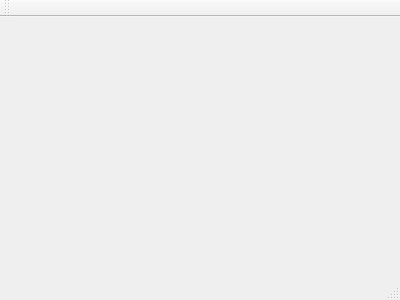
The window that mainwindow.ui (kncrabtree/nicerohms) describes before a commit, drawn with Qt 5.
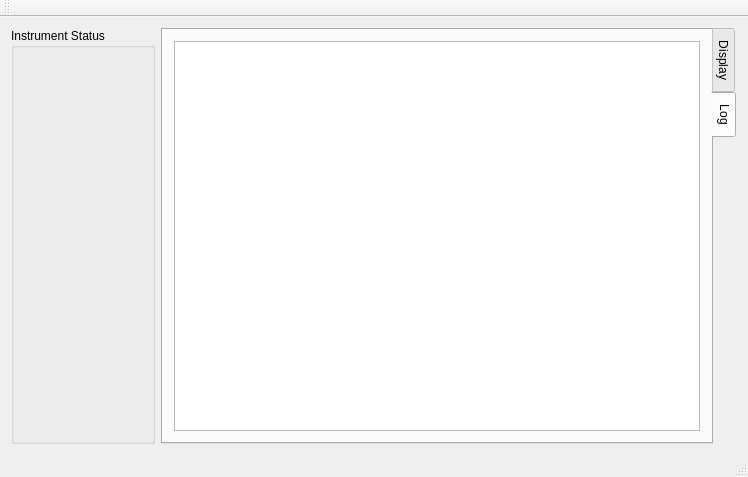
The same window after the commit.

```diff
--- a/mainwindow.ui
+++ b/mainwindow.ui
@@ -1,24 +1,78 @@
 <ui version="4.0">
  <class>MainWindow</class>
- <widget class="QMainWindow" name="MainWindow" >
-  <property name="geometry" >
+ <widget class="QMainWindow" name="MainWindow">
+  <property name="geometry">
    <rect>
     <x>0</x>
     <y>0</y>
-    <width>400</width>
-    <height>300</height>
+    <width>748</width>
+    <height>477</height>
    </rect>
   </property>
   <property name="windowTitle" >
    <string>MainWindow</string>
   </property>
-  <widget class="QMenuBar" name="menuBar" />
-  <widget class="QToolBar" name="mainToolBar" />
-  <widget class="QWidget" name="centralWidget" />
-  <widget class="QStatusBar" name="statusBar" />
+  <widget class="QWidget" name="centralWidget">
+   <layout class="QHBoxLayout" name="horizontalLayout" stretch="1,4">
+    <item>
+     <widget class="QGroupBox" name="statusBox">
+      <property name="title">
+       <string>Instrument Status</string>
+      </property>
+     </widget>
+    </item>
+    <item>
+     <widget class="QTabWidget" name="tabWidget">
+      <property name="tabPosition">
+       <enum>QTabWidget::East</enum>
+      </property>
+      <property name="currentIndex">
+       <number>1</number>
+      </property>
+      <widget class="QWidget" name="displayTab">
+       <attribute name="title">
+        <string>Display</string>
+       </attribute>
+      </widget>
+      <widget class="QWidget" name="logTab">
+       <attribute name="title">
+        <string>Log</string>
+       </attribute>
+       <layout class="QVBoxLayout" name="verticalLayout">
+        <item>
+         <widget class="QTextEdit" name="logTextEdit">
+          <property name="readOnly">
+           <bool>true</bool>
+          </property>
+         </widget>
+        </item>
+       </layout>
+      </widget>
+     </widget>
+    </item>
+   </layout>
+  </widget>
+  <widget class="QMenuBar" name="menuBar">
+   <property name="geometry">
+    <rect>
+     <x>0</x>
+     <y>0</y>
+     <width>748</width>
+     <height>19</height>
+    </rect>
+   </property>
+  </widget>
+  <widget class="QToolBar" name="mainToolBar">
+   <attribute name="toolBarArea">
+    <enum>TopToolBarArea</enum>
+   </attribute>
+   <attribute name="toolBarBreak">
+    <bool>false</bool>
+   </attribute>
+  </widget>
+  <widget class="QStatusBar" name="statusBar"/>
  </widget>
- <layoutDefault spacing="6" margin="11" />
- <pixmapfunction></pixmapfunction>
+ <layoutdefault spacing="6" margin="11"/>
  <resources/>
  <connections/>
 </ui>
```
Left out of the diff: 3 changed lines with no effect on the pictures.
